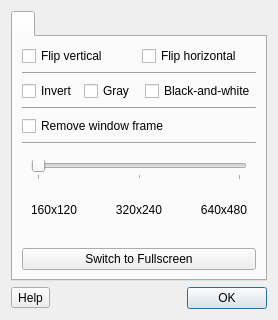
Qt form src/camera/camerasettingsdialog.ui (vkohaupt/vokoscreenNG) before a commit.
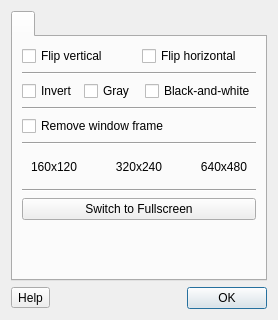
The same form after that commit.

Commit message: Camera-dialog spezialslider

```diff
--- a/src/camera/camerasettingsdialog.ui
+++ b/src/camera/camerasettingsdialog.ui
@@ -108,31 +108,9 @@
        <item>
         <widget class="QWidget" name="widgetCameraWindowSize" native="true">
          <layout class="QVBoxLayout" name="verticalLayout_3">
-          <item>
-           <widget class="QSlider" name="sliderCameraWindowSize">
-            <property name="minimum">
-             <number>1</number>
-            </property>
-            <property name="maximum">
-             <number>3</number>
-            </property>
-            <property name="pageStep">
-             <number>1</number>
-            </property>
-            <property name="value">
-             <number>1</number>
-            </property>
-            <property name="orientation">
-             <enum>Qt::Horizontal</enum>
-            </property>
-            <property name="tickPosition">
-             <enum>QSlider::TicksBelow</enum>
-            </property>
-            <property name="tickInterval">
-             <number>1</number>
-            </property>
-           </widget>
-          </item>
+          <property name="spacing">
+           <number>0</number>
+          </property>
           <item>
            <layout class="QHBoxLayout" name="horizontalLayout_44">
             <item>
@@ -167,6 +145,13 @@
          </layout>
         </widget>
        </item>
+       <item>
+        <widget class="Line" name="line">
+         <property name="orientation">
+          <enum>Qt::Horizontal</enum>
+         </property>
+        </widget>
+       </item>
        <item>
         <widget class="QPushButton" name="pushButtonSwitchToFullscreen">
          <property name="text">
@@ -174,6 +159,19 @@
          </property>
         </widget>
        </item>
+       <item>
+        <spacer name="verticalSpacer">
+         <property name="orientation">
+          <enum>Qt::Vertical</enum>
+         </property>
+         <property name="sizeHint" stdset="0">
+          <size>
+           <width>20</width>
+           <height>40</height>
+          </size>
+         </property>
+        </spacer>
+       </item>
       </layout>
      </widget>
     </widget>
```
The commit also changes 3 other files.
